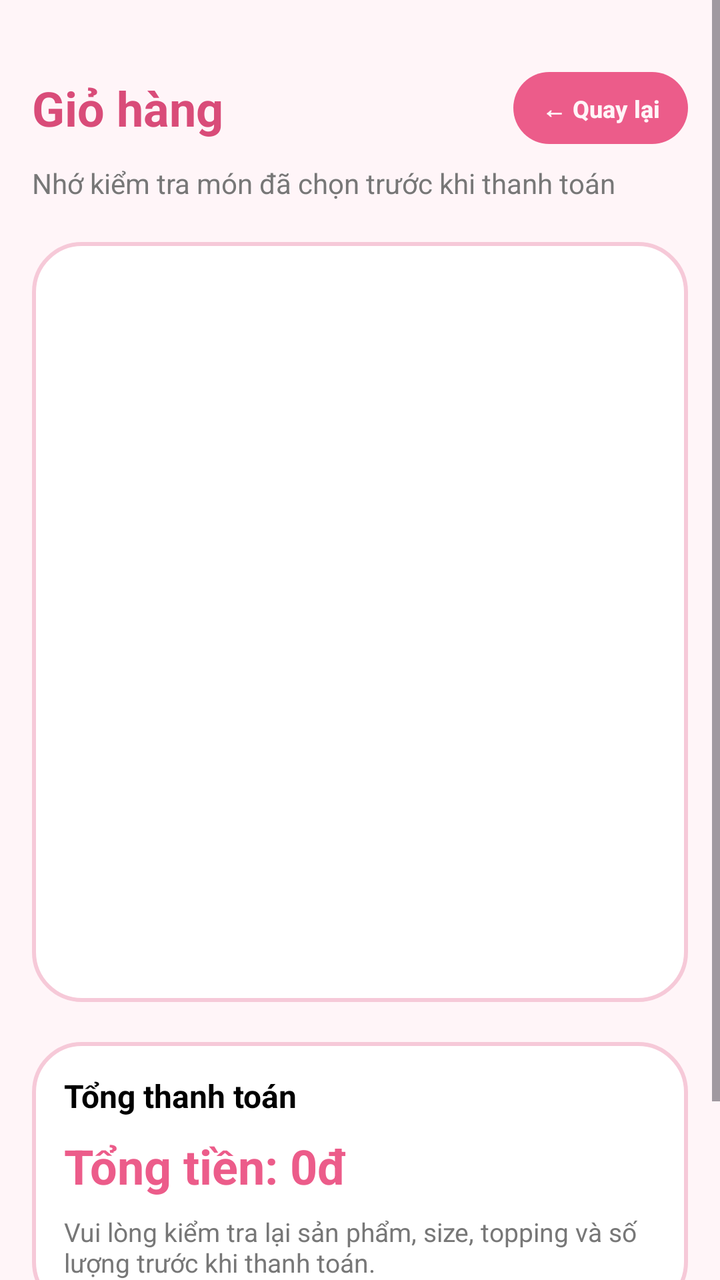
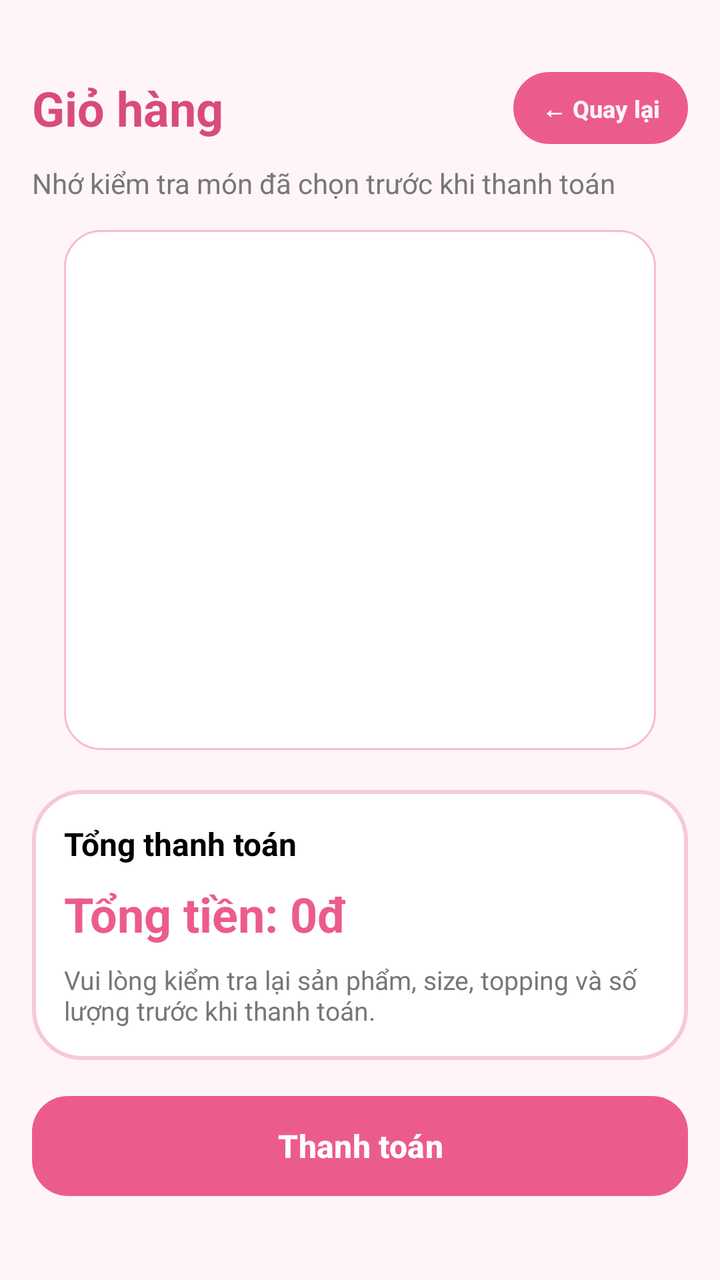

Screens rendered from an Android XML layout before and after an edit, with the pre-edit source and the edit as a unified diff.
<!-- AndroidManifest.xml: application theme Theme.MyApplication -->
<!-- res/layout/activity_cart.xml -->
<?xml version="1.0" encoding="utf-8"?>
<ScrollView xmlns:android="http://schemas.android.com/apk/res/android"
    android:layout_width="match_parent"
    android:layout_height="match_parent"
    android:background="@color/pink_bg"
    android:fillViewport="true">

    <LinearLayout
        android:layout_width="match_parent"
        android:layout_height="wrap_content"
        android:orientation="vertical"
        android:paddingStart="16dp"
        android:paddingTop="36dp"
        android:paddingEnd="16dp"
        android:paddingBottom="20dp">

        
        <LinearLayout
            android:layout_width="match_parent"
            android:layout_height="wrap_content"
            android:gravity="center_vertical"
            android:orientation="horizontal">

            <TextView
                android:layout_width="wrap_content"
                android:layout_height="wrap_content"
                android:text="Giỏ hàng"
                android:textColor="@color/pink_dark"
                android:textSize="24sp"
                android:textStyle="bold" />


            <LinearLayout
                android:layout_width="0dp"
                android:layout_height="wrap_content"
                android:layout_weight="1" />

            <Button
                android:id="@+id/btnBackCart"
                android:layout_width="wrap_content"
                android:layout_height="36dp"
                android:background="@drawable/bg_back_cart_round"
                android:backgroundTint="@null"
                android:minWidth="0dp"
                android:paddingStart="14dp"
                android:paddingEnd="14dp"
                android:text="← Quay lại"
                android:textAllCaps="false"
                android:textColor="@color/pink_bg"
                android:textSize="12sp"
                android:textStyle="bold" />
        </LinearLayout>

        
        <TextView
            android:layout_width="match_parent"
            android:layout_height="wrap_content"
            android:layout_marginTop="10dp"
            android:text="Nhớ kiểm tra món đã chọn trước khi thanh toán"
            android:textColor="#777777"
            android:textSize="14sp" />

        
        <ListView
            android:id="@+id/cartListView"
            android:layout_width="match_parent"
            android:layout_height="380dp"
            android:layout_marginTop="20dp"
            android:background="@drawable/bg_form_rounded"
            android:divider="@android:color/transparent"
            android:dividerHeight="8dp"
            android:padding="10dp"
            android:scrollbars="none" />

        
        <LinearLayout
            android:layout_width="match_parent"
            android:layout_height="wrap_content"
            android:layout_marginTop="20dp"
            android:background="@drawable/bg_form_rounded"
            android:orientation="vertical"
            android:padding="16dp">

            <TextView
                android:layout_width="wrap_content"
                android:layout_height="wrap_content"
                android:text="Tổng thanh toán"
                android:textColor="@android:color/black"
                android:textSize="16sp"
                android:textStyle="bold" />

            <TextView
                android:id="@+id/txtTotal"
                android:layout_width="wrap_content"
                android:layout_height="wrap_content"
                android:layout_marginTop="8dp"
                android:text="Tổng tiền: 0đ"
                android:textColor="@color/pink_main"
                android:textSize="24sp"
                android:textStyle="bold" />

            <TextView
                android:layout_width="match_parent"
                android:layout_height="wrap_content"
                android:layout_marginTop="8dp"
                android:text="Vui lòng kiểm tra lại sản phẩm, size, topping và số lượng trước khi thanh toán."
                android:textColor="#777777"
                android:textSize="13sp" />
        </LinearLayout>

        
        <Button
            android:id="@+id/btnCheckout"
            android:layout_width="match_parent"
            android:layout_height="50dp"
            android:layout_marginTop="18dp"
            android:background="@drawable/bg_button_pink"
            android:backgroundTint="@null"
            android:text="Thanh toán"
            android:textAllCaps="false"
            android:textColor="@android:color/white"
            android:textSize="16sp"
            android:textStyle="bold" />

    </LinearLayout>
</ScrollView>
<!-- resources referenced by this layout -->
<resources>
  <color name="pink_bg">#FFF5F8</color>
  <color name="pink_dark">#D94C79</color>
  <color name="pink_main">#EC5C8A</color>
  <!-- drawable bg_back_cart_round (drawable) -->
  <?xml version="1.0" encoding="utf-8"?>
  <shape xmlns:android="http://schemas.android.com/apk/res/android">
      <solid android:color="@color/white" />
      <corners android:radius="18dp" />
  </shape>
  <!-- drawable bg_button_pink (drawable) -->
  <?xml version="1.0" encoding="utf-8"?>
  <shape xmlns:android="http://schemas.android.com/apk/res/android">
      <solid android:color="@color/pink_main" />
      <corners android:radius="18dp" />
  </shape>
  <!-- drawable bg_form_rounded (drawable) -->
  <?xml version="1.0" encoding="utf-8"?>
  <shape xmlns:android="http://schemas.android.com/apk/res/android">
      <solid android:color="@color/white" />
      <corners android:radius="24dp" />
      <stroke
          android:width="2dp"
          android:color="@color/pink_light" />
  </shape>
  <style name="Theme.MyApplication" parent="Base.Theme.MyApplication" />
  <color name="white">#FFFFFF</color>
  <color name="pink_light">#F6C9D8</color>
  <style name="Base.Theme.MyApplication" parent="Theme.Material3.DayNight.NoActionBar">
          <item name="colorPrimary">@color/pink_main</item>
          <item name="colorSecondary">@color/pink_light</item>
          <item name="android:statusBarColor">@color/pink_dark</item>
          <item name="colorSurface">@color/pink_bg</item>
      </style>
</resources>

<!-- the commit's change to res/layout/activity_cart.xml (unified diff, before → after) -->
@@ -28,7 +28,6 @@
                 android:textColor="@color/pink_dark"
                 android:textSize="24sp"
                 android:textStyle="bold" />
-
 
             <LinearLayout
                 android:layout_width="0dp"
@@ -64,13 +63,53 @@
         <ListView
             android:id="@+id/cartListView"
             android:layout_width="match_parent"
-            android:layout_height="380dp"
-            android:layout_marginTop="20dp"
+            android:layout_height="260dp"
+            android:layout_marginStart="16dp"
+            android:layout_marginTop="14dp"
+            android:layout_marginEnd="16dp"
+            android:background="@drawable/bg_admin_filter_card"
+            android:clipToPadding="false"
+            android:divider="@android:color/transparent"
+            android:dividerHeight="10dp"
+            android:nestedScrollingEnabled="true"
+            android:overScrollMode="ifContentScrolls"
+            android:padding="8dp"
+            android:scrollbars="vertical" />
+
+        
+        <LinearLayout
+            android:id="@+id/layoutCartRecommendations"
+            android:layout_width="match_parent"
+            android:layout_height="wrap_content"
+            android:layout_marginTop="16dp"
             android:background="@drawable/bg_form_rounded"
-            android:divider="@android:color/transparent"
-            android:dividerHeight="8dp"
-            android:padding="10dp"
-            android:scrollbars="none" />
+            android:orientation="vertical"
+            android:padding="16dp"
+            android:visibility="gone">
+
+            <TextView
+                android:layout_width="match_parent"
+                android:layout_height="wrap_content"
+                android:text="Gợi ý thêm cho bạn"
+                android:textColor="@android:color/black"
+                android:textSize="16sp"
+                android:textStyle="bold" />
+
+            <TextView
+                android:layout_width="match_parent"
+                android:layout_height="wrap_content"
+                android:layout_marginTop="4dp"
+                android:text="Các món phù hợp với sản phẩm đang có trong giỏ hàng"
+                android:textColor="#777777"
+                android:textSize="13sp" />
+
+            <LinearLayout
+                android:id="@+id/recommendationContainer"
+                android:layout_width="match_parent"
+                android:layout_height="wrap_content"
+                android:layout_marginTop="8dp"
+                android:orientation="vertical" />
+        </LinearLayout>
 
         
         <LinearLayout
<!-- resource entries referenced after the edit -->
@@ -3,6 +3,16 @@
   <color name="pink_bg">#FFF5F8</color>
   <color name="pink_dark">#D94C79</color>
   <color name="pink_main">#EC5C8A</color>
+  <!-- drawable bg_admin_filter_card (drawable) -->
+  <?xml version="1.0" encoding="utf-8"?>
+  <shape xmlns:android="http://schemas.android.com/apk/res/android">
+      <solid android:color="@android:color/white" />
+      <corners android:radius="18dp" />
+  
+      <stroke
+          android:width="1dp"
+          android:color="#F8BBD0" />
+  </shape>
   <!-- drawable bg_back_cart_round (drawable) -->
   <?xml version="1.0" encoding="utf-8"?>
   <shape xmlns:android="http://schemas.android.com/apk/res/android">
